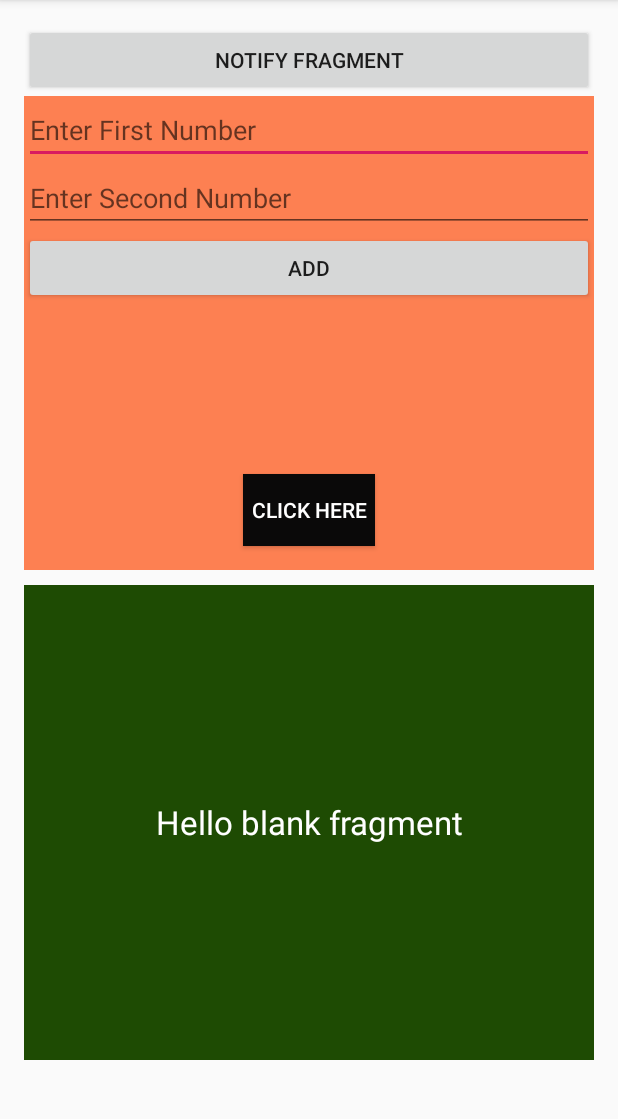
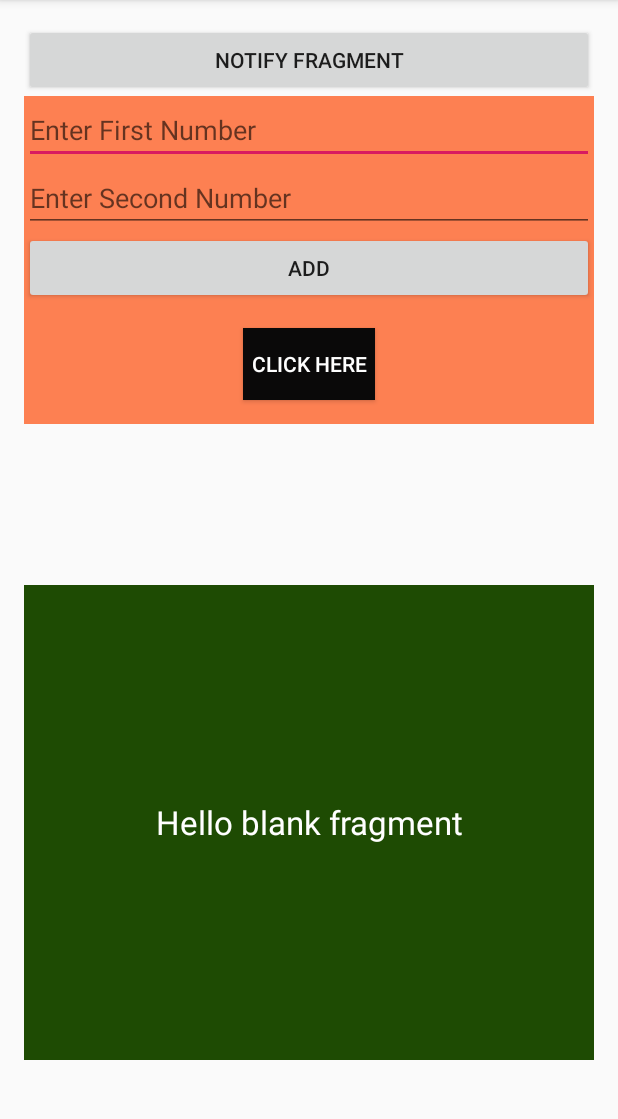
Before and after one commit to meta-jai-garg/android-training, an Android app: the FirstFragment screen opened directly, with no data from a screen before it, on a phone screen of 412 x 824 dp, the part 84-1203 px from its top. Run offline under Robolectric (Android 15) with nearby library versions, the phone set to English and light mode, and no system bars.

Commit message:
Support for Tablet

```diff
--- a/HelloWorld/app/src/main/AndroidManifest.xml
+++ b/HelloWorld/app/src/main/AndroidManifest.xml
@@ -29,7 +29,8 @@
             android:name=".StandardActivity"
             android:launchMode="standard" />
         <activity android:name=".AdditionActivity" />
-        <activity android:name=".FragmentCommunicationActivity"></activity>
+        <activity android:name=".FragmentCommunicationActivity" />
+        <activity android:name=".FormControlActivity"></activity>
     </application>
 
 </manifest>
--- a/HelloWorld/app/src/main/java/com/metacube/helloworld/FirstFragment.java
+++ b/HelloWorld/app/src/main/java/com/metacube/helloworld/FirstFragment.java
@@ -12,7 +12,6 @@ import android.widget.EditText;
 
 public class FirstFragment extends Fragment implements View.OnClickListener {
 
-    private Button clickBtn, addBtn;
     private int counter;
     private EditText firstNumberEditText, secondNumberEditText;
     private FragmentCommunicator fragmentCommunicator;
@@ -23,9 +22,11 @@ public class FirstFragment extends Fragment implements View.OnClickListener {
     public View onCreateView(LayoutInflater inflater, ViewGroup container,
                              Bundle savedInstanceState) {
         View view = inflater.inflate(R.layout.fragment_first, container, false);
-        addBtn = view.findViewById(R.id.addBtn);
+        Button addBtn = view.findViewById(R.id.addBtn);
+        Button clickBtn = view.findViewById(R.id.clickBtn);
         firstNumberEditText = view.findViewById(R.id.firstNumberEditText);
         secondNumberEditText = view.findViewById(R.id.secondNumberEditText);
+        clickBtn.setOnClickListener(this);
         addBtn.setOnClickListener(this);
         return view;
     }
@@ -35,8 +36,6 @@ public class FirstFragment extends Fragment implements View.OnClickListener {
         super.onActivityCreated(savedInstanceState);
         fragmentCommunicator = (FragmentCommunicator) getActivity();
         activityCommunicator = (ActivityCommunicator) getActivity();
-        clickBtn = getActivity().findViewById(R.id.clickBtn);
-        clickBtn.setOnClickListener(this);
     }
 
     @Override
--- /dev/null
+++ b/HelloWorld/app/src/main/java/com/metacube/helloworld/FormControlActivity.java
@@ -0,0 +1,13 @@
+package com.metacube.helloworld;
+
+import android.support.v7.app.AppCompatActivity;
+import android.os.Bundle;
+
+public class FormControlActivity extends AppCompatActivity {
+
+    @Override
+    protected void onCreate(Bundle savedInstanceState) {
+        super.onCreate(savedInstanceState);
+        setContentView(R.layout.activity_form_control);
+    }
+}
--- /dev/null
+++ b/HelloWorld/app/src/main/res/layout-sw600dp/activity_fragment_communication.xml
@@ -0,0 +1,64 @@
+<?xml version="1.0" encoding="utf-8"?>
+<LinearLayout xmlns:android="http://schemas.android.com/apk/res/android"
+    xmlns:app="http://schemas.android.com/apk/res-auto"
+    xmlns:tools="http://schemas.android.com/tools"
+    android:layout_width="match_parent"
+    android:layout_height="match_parent"
+    android:orientation="vertical"
+    android:padding="16dp"
+    tools:context=".FragmentCommunicationActivity">
+
+    <Button
+        android:id="@+id/notifyFragmentBtn"
+        android:layout_width="match_parent"
+        android:layout_height="wrap_content"
+        android:text="@string/notify_fragment" />
+
+    <TextView
+        android:id="@+id/resultText"
+        android:layout_width="match_parent"
+        android:layout_height="wrap_content"
+        android:layout_marginTop="16dp"
+        android:layout_marginBottom="16dp"
+        android:gravity="center"
+        android:text=""
+        android:textAppearance="@style/Base.TextAppearance.AppCompat.Large" />
+
+    <LinearLayout
+        android:layout_width="match_parent"
+        android:layout_height="match_parent"
+        android:baselineAligned="false"
+        android:orientation="horizontal"
+        android:weightSum="2">
+
+        <fragment
+            android:id="@+id/firstFragment"
+            class="com.metacube.helloworld.FirstFragment"
+            android:layout_width="match_parent"
+            android:layout_height="match_parent"
+            android:layout_weight="1" />
+
+        <LinearLayout
+            android:id="@+id/secondFragmentLayout"
+            android:layout_width="match_parent"
+            android:layout_height="match_parent"
+            android:layout_weight="1"
+            android:visibility="visible">
+
+            <fragment
+                android:id="@+id/secondFragment"
+                class="com.metacube.helloworld.SecondFragment"
+                android:layout_width="match_parent"
+                android:layout_height="match_parent" />
+        </LinearLayout>
+
+        <FrameLayout
+            android:id="@+id/fragmentContainer"
+            android:layout_width="match_parent"
+            android:layout_height="match_parent"
+            android:layout_weight="1"
+            android:visibility="gone" />
+    </LinearLayout>
+
+
+</LinearLayout>
--- a/HelloWorld/app/src/main/res/layout/activity_addition.xml
+++ b/HelloWorld/app/src/main/res/layout/activity_addition.xml
@@ -1,9 +1,12 @@
 <?xml version="1.0" encoding="utf-8"?>
-<LinearLayout xmlns:android="http://schemas.android.com/apk/res/android"
-    xmlns:app="http://schemas.android.com/apk/res-auto"
+<ScrollView xmlns:android="http://schemas.android.com/apk/res/android"
+    android:layout_width="match_parent"
+    android:layout_height="match_parent">
+
+    <LinearLayout
         xmlns:tools="http://schemas.android.com/tools"
         android:layout_width="match_parent"
-    android:layout_height="match_parent"
+        android:layout_height="0dp"
         android:orientation="vertical"
         android:padding="16dp"
         tools:context=".AdditionActivity">
@@ -28,3 +31,5 @@
             android:layout_height="wrap_content"
             android:text="@string/add" />
     </LinearLayout>
+
+</ScrollView>
--- /dev/null
+++ b/HelloWorld/app/src/main/res/layout/activity_form_control.xml
@@ -0,0 +1,9 @@
+<?xml version="1.0" encoding="utf-8"?>
+<android.support.constraint.ConstraintLayout xmlns:android="http://schemas.android.com/apk/res/android"
+    xmlns:app="http://schemas.android.com/apk/res-auto"
+    xmlns:tools="http://schemas.android.com/tools"
+    android:layout_width="match_parent"
+    android:layout_height="match_parent"
+    tools:context=".FormControlActivity">
+
+</android.support.constraint.ConstraintLayout>
--- a/HelloWorld/app/src/main/res/layout/activity_fragment_communication.xml
+++ b/HelloWorld/app/src/main/res/layout/activity_fragment_communication.xml
@@ -43,12 +43,13 @@
         android:layout_height="0dp"
         android:layout_weight="1"
         android:visibility="gone" />
+
     <TextView
         android:id="@+id/resultText"
+        android:layout_width="match_parent"
+        android:layout_height="wrap_content"
+        android:layout_marginTop="16dp"
         android:gravity="center"
         android:text=""
-        android:textAppearance="@style/Base.TextAppearance.AppCompat.Large"
-        android:layout_marginTop="16dp"
-        android:layout_width="match_parent"
-        android:layout_height="wrap_content" />
+        android:textAppearance="@style/Base.TextAppearance.AppCompat.Large" />
 </LinearLayout>
--- a/HelloWorld/app/src/main/res/layout/activity_main.xml
+++ b/HelloWorld/app/src/main/res/layout/activity_main.xml
@@ -1,9 +1,11 @@
 <?xml version="1.0" encoding="utf-8"?>
-<LinearLayout xmlns:android="http://schemas.android.com/apk/res/android"
-    xmlns:app="http://schemas.android.com/apk/res-auto"
-    xmlns:tools="http://schemas.android.com/tools"
+<ScrollView xmlns:android="http://schemas.android.com/apk/res/android"
     android:layout_width="match_parent"
-    android:layout_height="match_parent"
+    android:layout_height="match_parent">
+
+    <LinearLayout xmlns:tools="http://schemas.android.com/tools"
+        android:layout_width="match_parent"
+        android:layout_height="0dp"
         android:orientation="vertical"
         android:padding="16dp"
         tools:context=".MainActivity">
@@ -78,3 +80,4 @@
             android:textAllCaps="false" />
 
     </LinearLayout>
+</ScrollView>
--- a/HelloWorld/app/src/main/res/layout/fragment_first.xml
+++ b/HelloWorld/app/src/main/res/layout/fragment_first.xml
@@ -1,9 +1,13 @@
 <?xml version="1.0" encoding="utf-8"?>
+<ScrollView xmlns:android="http://schemas.android.com/apk/res/android"
+    android:layout_width="match_parent"
+    android:layout_height="match_parent">
+
     <RelativeLayout xmlns:android="http://schemas.android.com/apk/res/android"
         xmlns:tools="http://schemas.android.com/tools"
         android:layout_width="match_parent"
         android:layout_height="match_parent"
-    android:background="#fd8052"
+        android:background="@color/colorFirstFragmentBackground"
         tools:context=".FirstFragment">
 
         <EditText
@@ -33,7 +37,7 @@
             android:id="@+id/clickBtn"
             android:layout_width="wrap_content"
             android:layout_height="wrap_content"
-        android:layout_alignParentBottom="true"
+            android:layout_below="@id/addBtn"
             android:layout_centerInParent="true"
             android:layout_margin="16dp"
             android:background="#0a0909"
@@ -41,3 +45,4 @@
             android:textColor="#FFF" />
 
     </RelativeLayout>
+</ScrollView>
--- a/HelloWorld/app/src/main/res/layout/fragment_second.xml
+++ b/HelloWorld/app/src/main/res/layout/fragment_second.xml
@@ -3,10 +3,9 @@
     xmlns:tools="http://schemas.android.com/tools"
     android:layout_width="match_parent"
     android:layout_height="match_parent"
-    android:background="#1e4b03"
+    android:background="@color/colorSecondFragmentBackground"
     tools:context=".SecondFragment">
 
-    <!-- TODO: Update blank fragment layout -->
     <TextView
         android:id="@+id/resultantText"
         android:layout_width="match_parent"
--- a/HelloWorld/app/src/main/res/values/colors.xml
+++ b/HelloWorld/app/src/main/res/values/colors.xml
@@ -3,4 +3,6 @@
     <color name="colorPrimary">#008577</color>
     <color name="colorPrimaryDark">#00574B</color>
     <color name="colorAccent">#D81B60</color>
+    <color name="colorFirstFragmentBackground">#fd8052</color>
+    <color name="colorSecondFragmentBackground">#1e4b03</color>
 </resources>
--- a/HelloWorld/app/src/main/res/values/strings.xml
+++ b/HelloWorld/app/src/main/res/values/strings.xml
@@ -1,8 +1,6 @@
 <resources>
     <string name="app_name">Hello World</string>
     <string name="hello_world">Hello World!</string>
-
-    <!-- TODO: Remove or change this placeholder text -->
     <string name="fragment_check">Fragment Check</string>
     <string name="single_task">Single Task</string>
     <string name="standard">Standard</string>
@@ -15,8 +13,6 @@
     <string name="enter_second_number">Enter Second Number</string>
     <string name="add">Add</string>
     <string name="launch_fragment">Launch Fragment Communication</string>
-
-    <!-- TODO: Remove or change this placeholder text -->
     <string name="hello_blank_fragment">Hello blank fragment</string>
     <string name="click_here">Click Here</string>
     <string name="notify_fragment">Notify Fragment</string>
```
Lines whose indentation alone changed are shown as unchanged.
